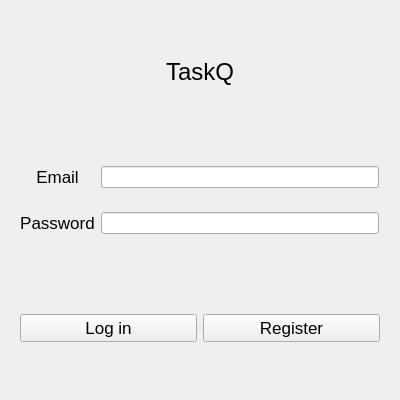
gregk27/TasQ-Application, file src/widgets/login_page/login.ui: the form before one commit.
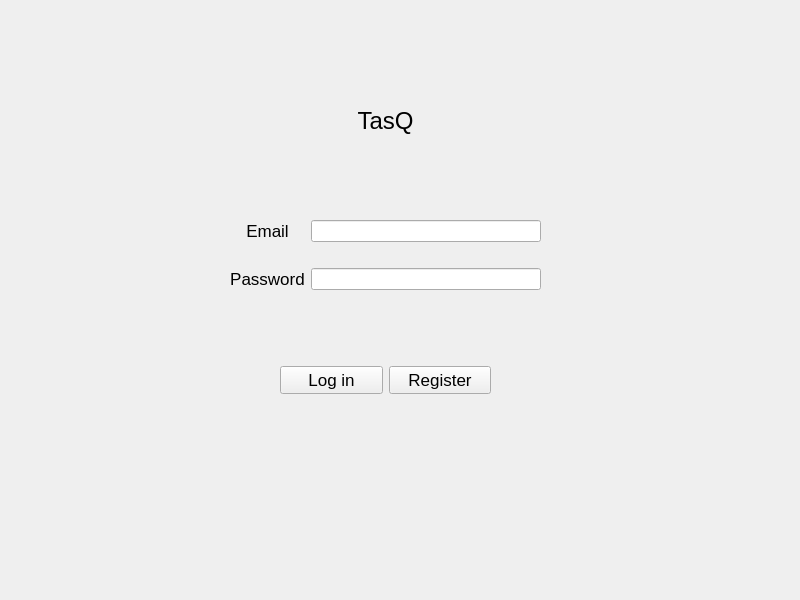
The form after the commit.

Commit message: tasq name corrected

Patch:
```diff
--- a/src/widgets/login_page/login.ui
+++ b/src/widgets/login_page/login.ui
@@ -6,80 +6,46 @@
    <rect>
     <x>0</x>
     <y>0</y>
-    <width>400</width>
-    <height>400</height>
+    <width>800</width>
+    <height>600</height>
    </rect>
   </property>
-  <property name="minimumSize">
-   <size>
-    <width>400</width>
-    <height>400</height>
-   </size>
-  </property>
   <property name="windowTitle">
    <string>Login</string>
   </property>
-  <layout class="QVBoxLayout" name="verticalLayout">
-   <item>
-    <widget class="QLabel" name="taskq">
+  <widget class="QLabel" name="tasq">
+   <property name="geometry">
+    <rect>
+     <x>340</x>
+     <y>90</y>
+     <width>91</width>
+     <height>61</height>
+    </rect>
+   </property>
      <property name="font">
       <font>
        <pointsize>18</pointsize>
       </font>
      </property>
      <property name="text">
-      <string>TaskQ</string>
+    <string>TasQ</string>
      </property>
      <property name="alignment">
       <set>Qt::AlignCenter</set>
      </property>
     </widget>
-   </item>
-   <item>
-    <widget class="QWidget" name="widget" native="true">
-     <property name="sizePolicy">
-      <sizepolicy hsizetype="Expanding" vsizetype="Preferred">
-       <horstretch>0</horstretch>
-       <verstretch>0</verstretch>
-      </sizepolicy>
+  <widget class="QWidget" name="layoutWidget">
+   <property name="geometry">
+    <rect>
+     <x>230</x>
+     <y>200</y>
+     <width>311</width>
+     <height>111</height>
+    </rect>
      </property>
      <layout class="QGridLayout" name="gridLayout">
-      <property name="rightMargin">
-       <number>10</number>
-      </property>
-      <item row="1" column="1">
-       <widget class="QLineEdit" name="pass1"/>
-      </item>
       <item row="0" column="1">
-       <widget class="QLineEdit" name="em1">
-        <property name="sizePolicy">
-         <sizepolicy hsizetype="Minimum" vsizetype="Fixed">
-          <horstretch>0</horstretch>
-          <verstretch>0</verstretch>
-         </sizepolicy>
-        </property>
-        <property name="minimumSize">
-         <size>
-          <width>250</width>
-          <height>0</height>
-         </size>
-        </property>
-       </widget>
-      </item>
-      <item row="1" column="0">
-       <widget class="QLabel" name="pass">
-        <property name="font">
-         <font>
-          <pointsize>13</pointsize>
-         </font>
-        </property>
-        <property name="text">
-         <string>Password</string>
-        </property>
-        <property name="alignment">
-         <set>Qt::AlignCenter</set>
-        </property>
-       </widget>
+     <widget class="QLineEdit" name="em1"/>
       </item>
       <item row="0" column="0">
        <widget class="QLabel" name="em">
@@ -96,11 +62,35 @@
         </property>
        </widget>
       </item>
-     </layout>
-    </widget>
-   </item>
-   <item>
-    <widget class="QWidget" name="widget" native="true">
+    <item row="1" column="0">
+     <widget class="QLabel" name="pass">
+      <property name="font">
+       <font>
+        <pointsize>13</pointsize>
+       </font>
+      </property>
+      <property name="text">
+       <string>Password</string>
+      </property>
+      <property name="alignment">
+       <set>Qt::AlignCenter</set>
+      </property>
+     </widget>
+    </item>
+    <item row="1" column="1">
+     <widget class="QLineEdit" name="pass1"/>
+    </item>
+   </layout>
+  </widget>
+  <widget class="QWidget" name="layoutWidget">
+   <property name="geometry">
+    <rect>
+     <x>280</x>
+     <y>360</y>
+     <width>211</width>
+     <height>41</height>
+    </rect>
+   </property>
      <layout class="QHBoxLayout" name="horizontalLayout">
       <item>
        <widget class="QPushButton" name="log">
@@ -128,8 +118,6 @@
       </item>
      </layout>
     </widget>
-   </item>
-  </layout>
  </widget>
  <resources/>
  <connections/>
```
Left out of the diff: 6 changed lines with no effect on the pictures. Lines whose indentation alone changed are shown as unchanged.
